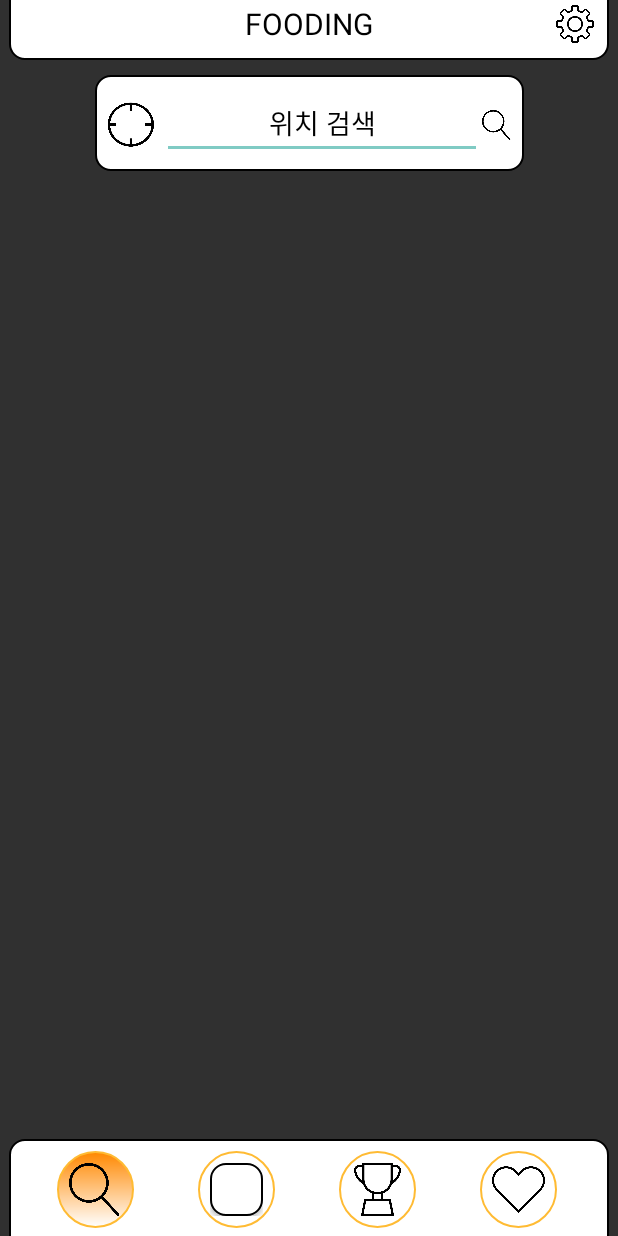
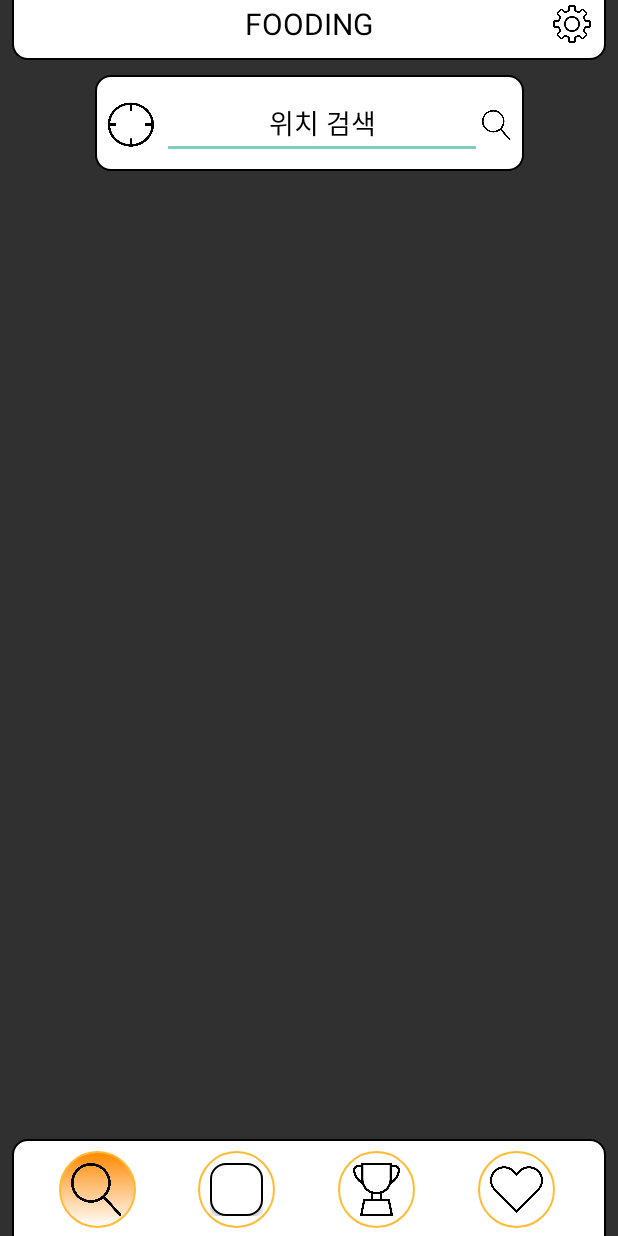
Before and after one commit to SEOBUMSANG/Fooding, an Android app: the SearchActivity screen opened directly, with no data from a screen before it, on a phone screen of 412 x 824 dp. Run offline under Robolectric (Android 15) with nearby library versions, the phone set to English and light mode, and no system bars; libraries missing offline, so code that uses them is left out: com.skt; 13 statements that could not run were skipped.

Commit message:
toolbar 길이 수정

```diff
--- a/app/src/main/res/layout/activity_search.xml
+++ b/app/src/main/res/layout/activity_search.xml
@@ -32,12 +32,14 @@
         <!-- 위 toolbar -->
         <androidx.appcompat.widget.Toolbar
             android:id="@+id/toolbar_up"
-            android:layout_width="400dp"
+            android:layout_width="match_parent"
             android:layout_height="40dp"
             android:layout_gravity="center_horizontal"
             android:background="@drawable/radius_background_toolbar_up"
             android:minHeight="?attr/actionBarSize"
             android:theme="?attr/actionBarTheme"
+            android:layout_marginLeft="8dp"
+            android:layout_marginRight="8dp"
             app:layout_constraintEnd_toEndOf="parent"
             app:layout_constraintStart_toStartOf="parent"
             app:layout_constraintTop_toTopOf="parent">
@@ -105,12 +107,14 @@
         <!-- 아래 toolbar -->
         <androidx.appcompat.widget.Toolbar
             android:id="@+id/toolbar_down"
-            android:layout_width="400dp"
+            android:layout_width="match_parent"
             android:layout_height="wrap_content"
             android:layout_gravity="center_horizontal"
             android:background="@drawable/radius_background_toolbar_down"
             android:minHeight="?attr/actionBarSize"
             android:theme="?attr/actionBarTheme"
+            android:layout_marginLeft="8dp"
+            android:layout_marginRight="8dp"
             app:layout_constraintBottom_toBottomOf="parent"
             app:layout_constraintEnd_toEndOf="parent"
             app:layout_constraintStart_toStartOf="parent">
@@ -124,7 +128,7 @@
                 tools:layout_editor_absoluteX="16dp"
                 tools:layout_editor_absoluteY="15dp">
 
-                <!-- 첫 번쨰 버튼 -->
+                <!-- 첫 번째 버튼 -->
                 <RelativeLayout
                     android:layout_width="0dp"
                     android:layout_height="match_parent"
@@ -145,7 +149,7 @@
                     </RelativeLayout>
                 </RelativeLayout>
 
-                <!-- 두 번쨰 버튼 -->
+                <!-- 두 번째 버튼 -->
                 <RelativeLayout
                     android:layout_width="0dp"
                     android:layout_height="match_parent"
@@ -167,7 +171,7 @@
                     </RelativeLayout>
                 </RelativeLayout>
 
-                <!-- 세 번쨰 버튼 -->
+                <!-- 세 번째 버튼 -->
                 <RelativeLayout
                     android:layout_width="0dp"
                     android:layout_height="match_parent"
@@ -189,7 +193,7 @@
                     </RelativeLayout>
                 </RelativeLayout>
 
-                <!-- 네 번쨰 버튼 -->
+                <!-- 네 번째 버튼 -->
                 <RelativeLayout
                     android:layout_width="0dp"
                     android:layout_height="match_parent"
```
